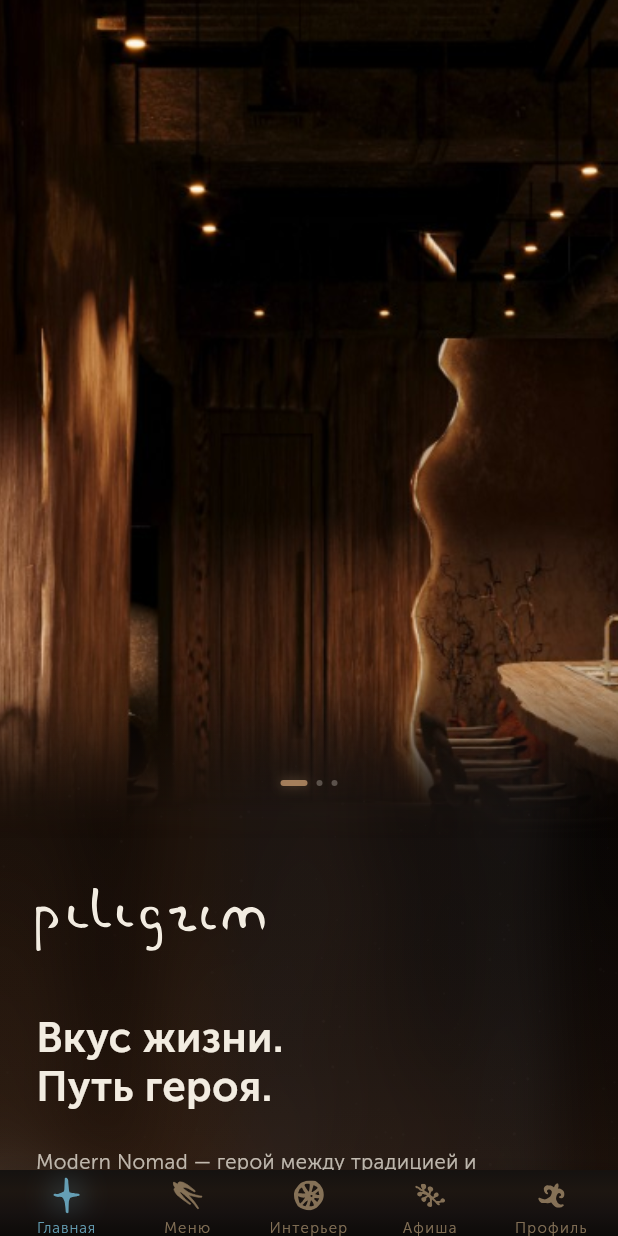
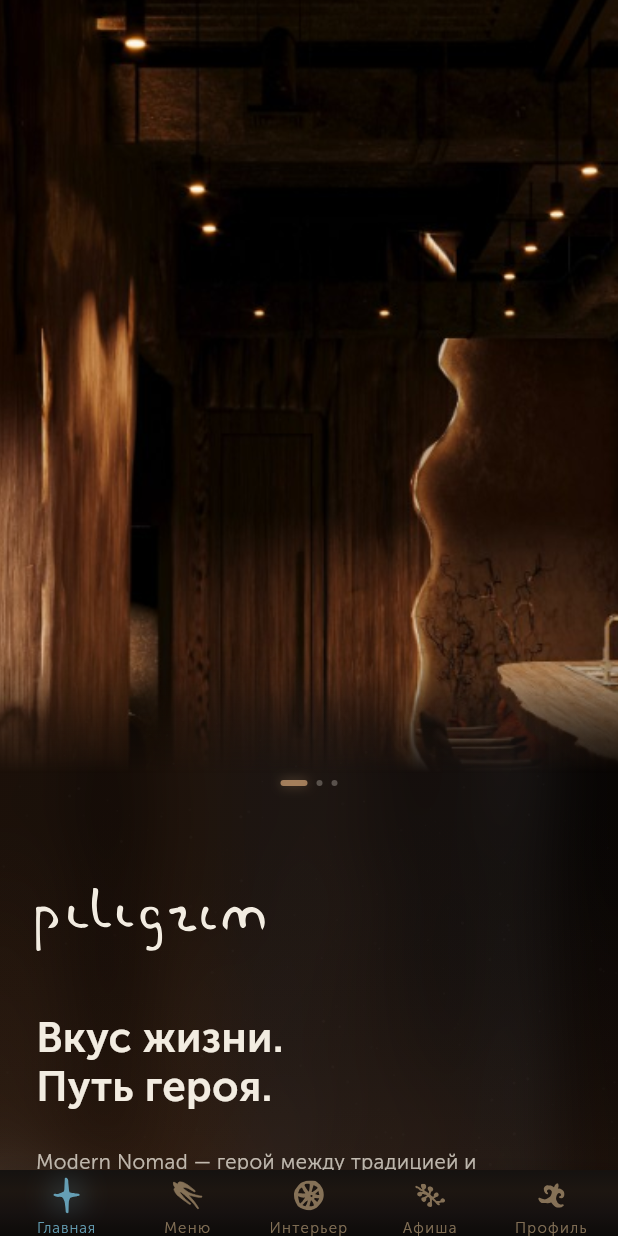
Before and after one commit to PannoApp/Panno, a Flutter app: the screen it shows after launch, on a phone screen of 412 x 824 dp. Run offline on Flutter 3.47's test engine with Material 3 defaults, Android fonts, the phone set to English and light mode, and no system bars; drawn by our look-alikes of flutter_animate; our stand-ins replace audioplayers, cached_network_image, dio, firebase_core, firebase_messaging, flutter_cache_manager and 8 more; accounts and stored records are empty; network calls fail.

Commit message:
feat: implement dynamic hero section with cross-fading visuals, authentication provider, and initial project configuration

```diff
--- a/lib/screens/home_screen.dart
+++ b/lib/screens/home_screen.dart
@@ -131,8 +131,10 @@
             physics: null,
             slivers: [
               SliverToBoxAdapter(
-                child: RepaintBoundary(
-                  child: AnimatedBuilder(
+                child: Column(
+                  crossAxisAlignment: CrossAxisAlignment.stretch,
+                  children: [
+                    AnimatedBuilder(
                       animation: _parallax,
                       builder: (context, _) {
                         return HomeHeroSection(
@@ -145,22 +147,11 @@
                         );
                       },
                     ),
-                ),
-              ),
-              // Контент на PiligrimBackground — без ColoredBox / серой плашки.
-              SliverToBoxAdapter(
-                child: Column(
-                  crossAxisAlignment: CrossAxisAlignment.stretch,
-                  children: [
-                    const RepaintBoundary(child: HomeHeroIntroBlock()),
-                    const RepaintBoundary(
-                      child: HomeActionBlock(bottomPadding: 0),
-                    ),
-                    RepaintBoundary(
-                      child: HomeStatusLine(
+                    const HomeHeroIntroBlock(),
+                    const HomeActionBlock(bottomPadding: 0),
+                    HomeStatusLine(
                       isOpen: core.isOpenNow,
                       hoursLabel: hoursLine,
-                      ),
                     ),
                     if (core.error != null && !core.isLoading)
                       Padding(
@@ -176,9 +167,7 @@
               ),
               const SliverToBoxAdapter(child: SizedBox(height: 28)),
               SliverToBoxAdapter(
-                child: RepaintBoundary(
                 child: HomeEventBlock(onNavigate: widget.onNavigate),
-                ),
               ),
               const SliverToBoxAdapter(child: SizedBox(height: 120)),
             ],
--- a/lib/widgets/home_hero_section.dart
+++ b/lib/widgets/home_hero_section.dart
@@ -175,16 +175,16 @@
     return const LinearGradient(
       begin: Alignment.topCenter,
       end: Alignment.bottomCenter,
+      tileMode: TileMode.decal,
       stops: [
         0.0,
-        0.76,
-        0.80,
+        0.74,
+        0.78,
+        0.81,
         0.84,
-        0.88,
-        0.91,
-        0.94,
-        0.96,
-        0.98,
+        0.87,
+        0.90,
+        0.92,
         1.0,
       ],
       colors: [
@@ -195,8 +195,7 @@
         Color(0x88FFFFFF),
         Color(0x50FFFFFF),
         Color(0x28FFFFFF),
-        Color(0x10FFFFFF),
-        Color(0x04FFFFFF),
+        Color(0x00FFFFFF),
         Color(0x00FFFFFF),
       ],
     ).createShader(bounds);
@@ -252,6 +251,7 @@
             ShaderMask(
               shaderCallback: _photoDissolveShader,
               blendMode: BlendMode.dstIn,
+              child: ClipRect(
                 child: Transform.translate(
                   offset: Offset(
                     widget.tiltX * 8,
@@ -281,6 +281,7 @@
                               BoxDecoration(gradient: _warmInteriorDarken),
                         ),
                       ],
+                    ),
                   ),
                 ),
               ),
```
Also changed, not shown: lib/providers/auth_provider.dart (+51 -3 lines), 1 other file. Lines whose indentation alone changed are shown as unchanged.
